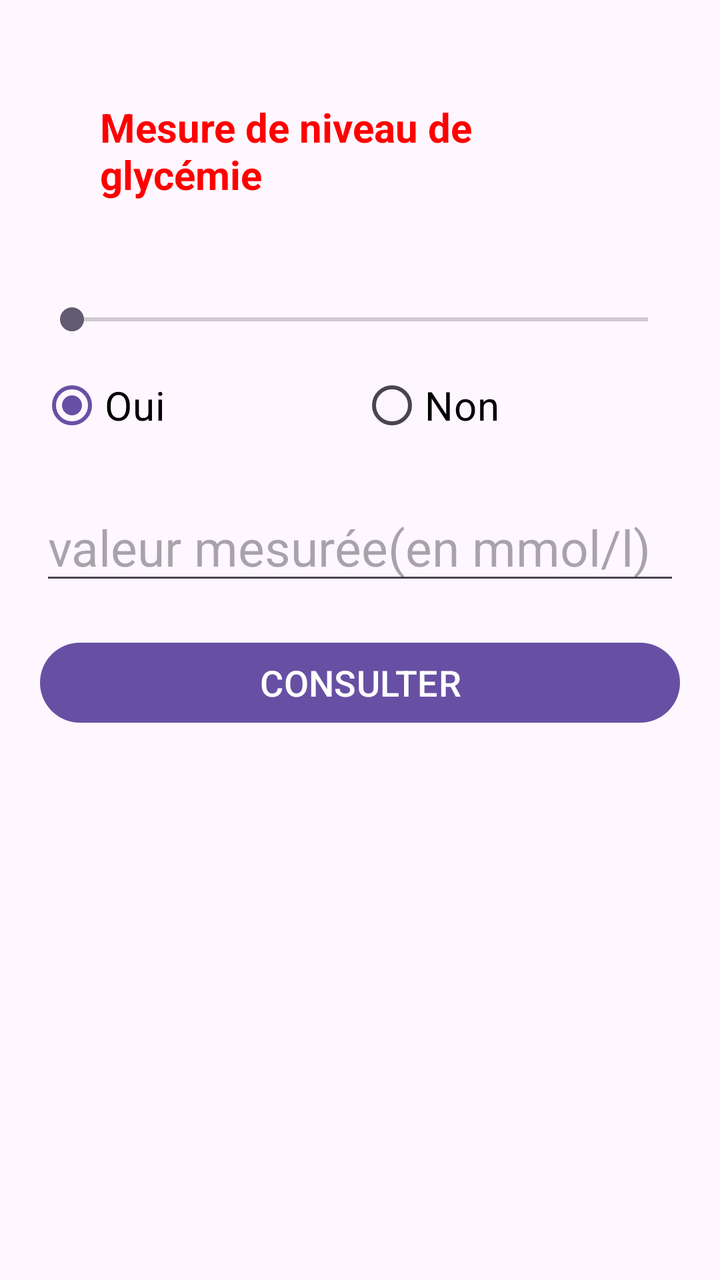
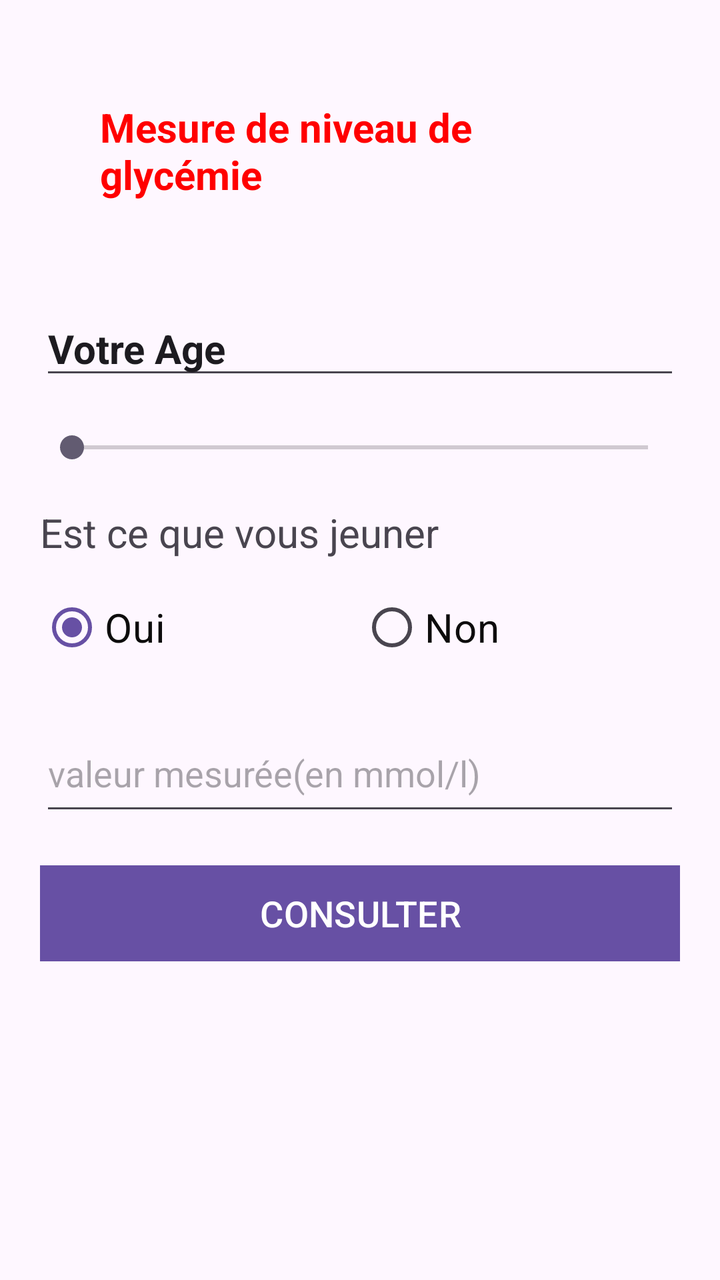

An Android layout rendered at two revisions. The XML below is the earlier revision; the diff shows what the commit changed to produce the second picture.
<!-- AndroidManifest.xml: application theme Theme.Ahmed_jarboui_Mesure_glycemie -->
<!-- res/layout/activity_main.xml -->
<?xml version="1.0" encoding="utf-8"?>
<LinearLayout xmlns:android="http://schemas.android.com/apk/res/android"
    xmlns:app="http://schemas.android.com/apk/res-auto"
    xmlns:tools="http://schemas.android.com/tools"
    android:id="@+id/main"
    android:layout_width="match_parent"
    android:layout_height="match_parent"
    android:orientation="vertical"
    android:padding="20dp"
    tools:context=".MainActivity">

    <TextView
        android:layout_width="match_parent"
        android:layout_height="wrap_content"
        android:layout_gravity="center"
        android:fontFamily="playfair_display"
        android:text="Mesure de niveau de glycémie"
        android:textColor="@color/red"
        android:textSize="20sp"
        android:textStyle="bold"
        android:padding="30dp"/>

    <SeekBar
        android:id="@+id/sbAge"
        android:layout_width="match_parent"
        android:layout_height="wrap_content"
        android:max="120"
        android:layout_marginTop="20dp" />

    <RadioGroup
        android:layout_width="match_parent"
        android:layout_height="wrap_content"
        android:orientation="horizontal"
        android:layout_marginTop="10dp" >

        <RadioButton
            android:layout_width="0dp"
            android:layout_height="wrap_content"
            android:id="@+id/rbnOui"
            android:layout_weight="1"
            android:checked="true"
            android:text="Oui"
            android:textColor="@color/black"
            android:textSize="20sp" />

        <RadioButton
            android:layout_width="0dp"
            android:layout_height="wrap_content"
            android:id="@+id/rbnNon"
            android:layout_weight="1"
            android:text="Non"
            android:textColor="@color/black"
            android:textSize="20sp"/>
    </RadioGroup>

    <EditText
        android:layout_width="match_parent"
        android:layout_height="wrap_content"
        android:textSize="25sp"
        android:layout_marginTop="20dp"
        android:hint="valeur mesurée(en mmol/l)"
        android:id="@+id/valeur"
        android:inputType="numberDecimal"/>


    <Button
        android:layout_width="match_parent"
        android:layout_height="wrap_content"
        android:layout_marginTop="20dp"
        android:text="CONSULTER"
        android:textSize="18sp"
        android:onClick="calculer"/>

</LinearLayout>
<!-- resources referenced by this layout -->
<resources>
  <color name="black">#FF000000</color>
  <color name="red">#FF0000</color>
  <style name="Theme.Ahmed_jarboui_Mesure_glycemie" parent="Base.Theme.Ahmed_jarboui_Mesure_glycemie" />
  <style name="Base.Theme.Ahmed_jarboui_Mesure_glycemie" parent="Theme.Material3.DayNight.NoActionBar">
          
          
      </style>
</resources>

<!-- the commit's change to res/layout/activity_main.xml (unified diff, before → after) -->
@@ -7,8 +7,9 @@
     android:layout_height="match_parent"
     android:orientation="vertical"
     android:padding="20dp"
-    tools:context=".MainActivity">
-
+    tools:context=".MainActivity"
+    tools:ignore="HardcodedText"
+    >
     <TextView
         android:layout_width="match_parent"
         android:layout_height="wrap_content"
@@ -19,56 +20,75 @@
         android:textSize="20sp"
         android:textStyle="bold"
         android:padding="30dp"/>
-
+    <EditText
+        android:id="@+id/editTextText"
+        android:layout_width="match_parent"
+        android:layout_height="wrap_content"
+        android:layout_marginTop="20dp"
+        android:ems="10"
+        android:inputType="text"
+        android:text="Votre Age"
+        android:textSize="20dp"
+        android:textStyle="bold" />
     <SeekBar
         android:id="@+id/sbAge"
         android:layout_width="match_parent"
         android:layout_height="wrap_content"
         android:max="120"
         android:layout_marginTop="20dp" />
-
+    <TextView
+        android:id="@+id/textView"
+        android:layout_width="match_parent"
+        android:layout_height="wrap_content"
+        android:text="Est ce que vous jeuner"
+        android:ems="10"
+        android:layout_marginTop="20dp"
+        android:textSize="20dp"/>
     <RadioGroup
         android:layout_width="match_parent"
         android:layout_height="wrap_content"
         android:orientation="horizontal"
         android:layout_marginTop="10dp" >
-
         <RadioButton
             android:layout_width="0dp"
-            android:layout_height="wrap_content"
+            android:layout_height="48dp"
             android:id="@+id/rbnOui"
             android:layout_weight="1"
             android:checked="true"
             android:text="Oui"
             android:textColor="@color/black"
             android:textSize="20sp" />
-
         <RadioButton
             android:layout_width="0dp"
-            android:layout_height="wrap_content"
+            android:layout_height="48dp"
             android:id="@+id/rbnNon"
             android:layout_weight="1"
+            android:checked="false"
             android:text="Non"
             android:textColor="@color/black"
-            android:textSize="20sp"/>
+            android:textSize="20sp" />
     </RadioGroup>
-
     <EditText
+        android:id="@+id/valeur"
         android:layout_width="match_parent"
-        android:layout_height="wrap_content"
-        android:textSize="25sp"
+        android:layout_height="55dp"
         android:layout_marginTop="20dp"
         android:hint="valeur mesurée(en mmol/l)"
-        android:id="@+id/valeur"
-        android:inputType="numberDecimal"/>
-
-
+        android:inputType="numberDecimal"
+        android:textSize="18dp" />
     <Button
+        android:id="@+id/btnConsulter"
         android:layout_width="match_parent"
         android:layout_height="wrap_content"
         android:layout_marginTop="20dp"
         android:text="CONSULTER"
-        android:textSize="18sp"
-        android:onClick="calculer"/>
-
+        android:background="@color/grey"
+        android:textSize="18sp" />
+    <TextView
+        android:layout_width="match_parent"
+        android:layout_height="match_parent"
+        android:layout_marginTop="20dp"
+        android:id="@+id/msg"
+        android:layout_gravity="center"
+        android:textSize="25sp"/>
 </LinearLayout>
<!-- resource entries referenced after the edit -->
@@ -1,6 +1,7 @@
 <!-- resources referenced by this layout -->
 <resources>
-  <color name="black">#FF000000</color>
+  <color name="black">#0D0C0C</color>
+  <color name="grey">#5D5555</color>
   <color name="red">#FF0000</color>
   <style name="Theme.Ahmed_jarboui_Mesure_glycemie" parent="Base.Theme.Ahmed_jarboui_Mesure_glycemie" />
   <style name="Base.Theme.Ahmed_jarboui_Mesure_glycemie" parent="Theme.Material3.DayNight.NoActionBar">
